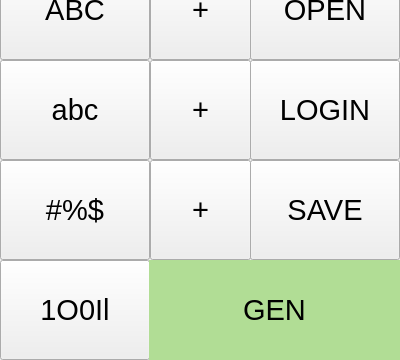
Qt form PassGen_Des01.ui (itemerev/PassGen) before a commit; both pictures show x 0 to 400 and y 240 to 600 of the 400 by 600 pixel window.
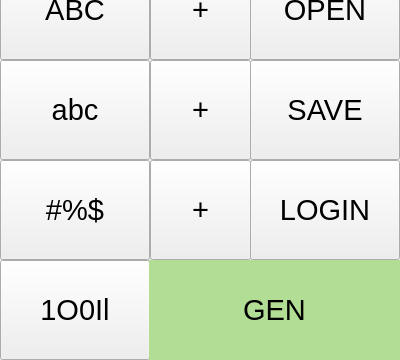
The same form after that commit.

Commit message: Работают все кнопки для выбора символов для генерации пароля

```diff
--- a/PassGen_Des01.ui
+++ b/PassGen_Des01.ui
@@ -205,7 +205,7 @@
     <property name="geometry">
      <rect>
       <x>250</x>
-      <y>400</y>
+      <y>300</y>
       <width>150</width>
       <height>100</height>
      </rect>
@@ -236,7 +236,7 @@
     <property name="geometry">
      <rect>
       <x>250</x>
-      <y>300</y>
+      <y>400</y>
       <width>150</width>
       <height>100</height>
      </rect>
```
The commit also changes 1 other file.
